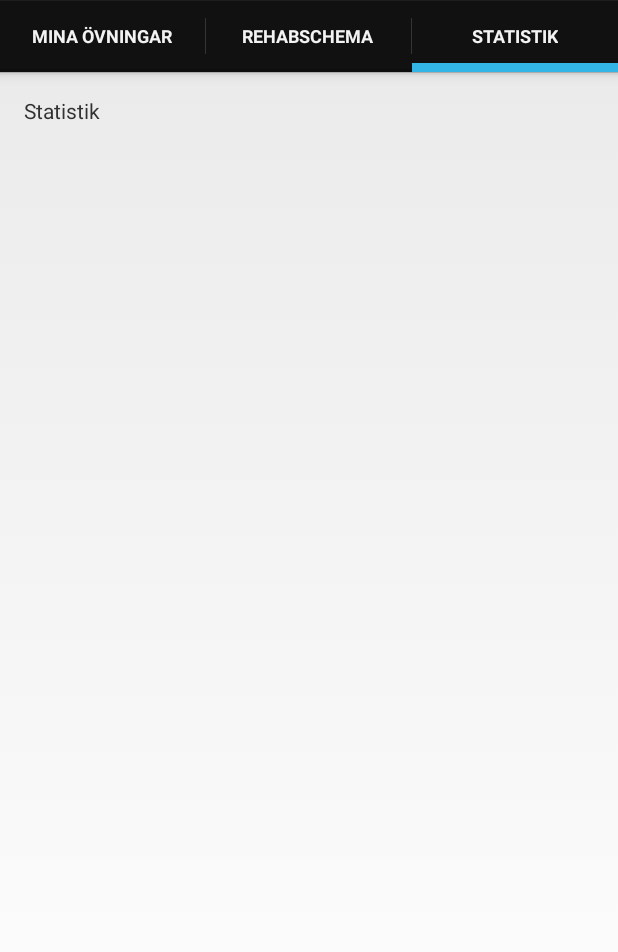
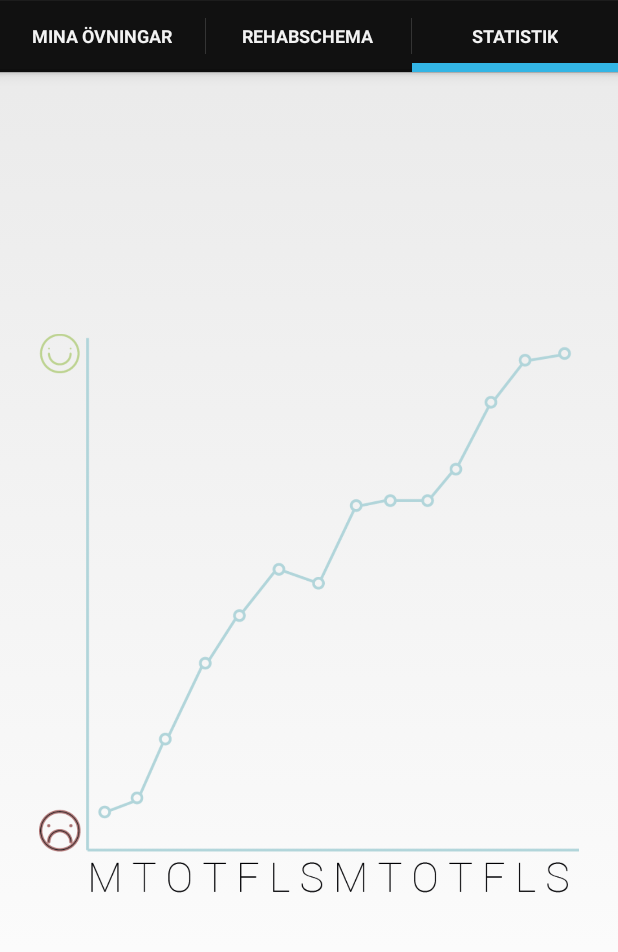
Before and after one commit to mbark/rehappilitering, an Android app: the screen it shows after launch (MainActivity), tab 3 chosen, on a phone screen of 412 x 824 dp, the part 72-1024 px from its top. Run offline under Robolectric (Android 15) with nearby library versions, the phone set to English and light mode, and no system bars.

Commit message:
Add an evaluation and statistics

```diff
--- a/app/src/main/res/layout/fragment_statistics.xml
+++ b/app/src/main/res/layout/fragment_statistics.xml
@@ -2,8 +2,12 @@
     xmlns:tools="http://schemas.android.com/tools" android:layout_width="match_parent"
     android:layout_height="match_parent" tools:context="arkbarkberg.rehappilitering.Statistics">
 
-    <!-- TODO: Update blank fragment layout -->
-    <TextView android:layout_width="match_parent" android:layout_height="match_parent"
-        android:text="Statistik" />
+    <ImageView
+        android:src="@drawable/rehapp_painstats"
+        android:layout_width="wrap_content"
+        android:layout_height="wrap_content"
+        android:paddingLeft="10dp"
+        android:paddingRight="10dp"
+        />
 
 </FrameLayout>
```
Also changed, not shown: app/src/main/res/layout/activity_evaluate.xml (+7 -2 lines), app/src/main/res/drawable-mdpi/rehapp_pain.png (added), app/src/main/res/drawable-mdpi/rehapp_painstats.png (added), 2 other files.
